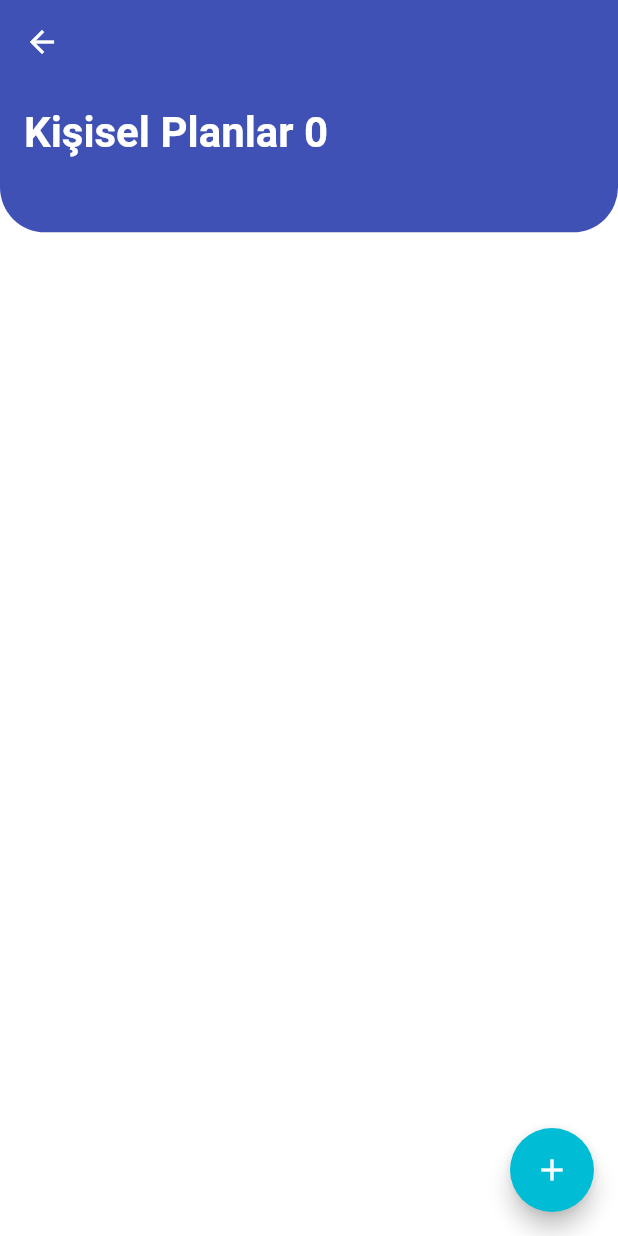
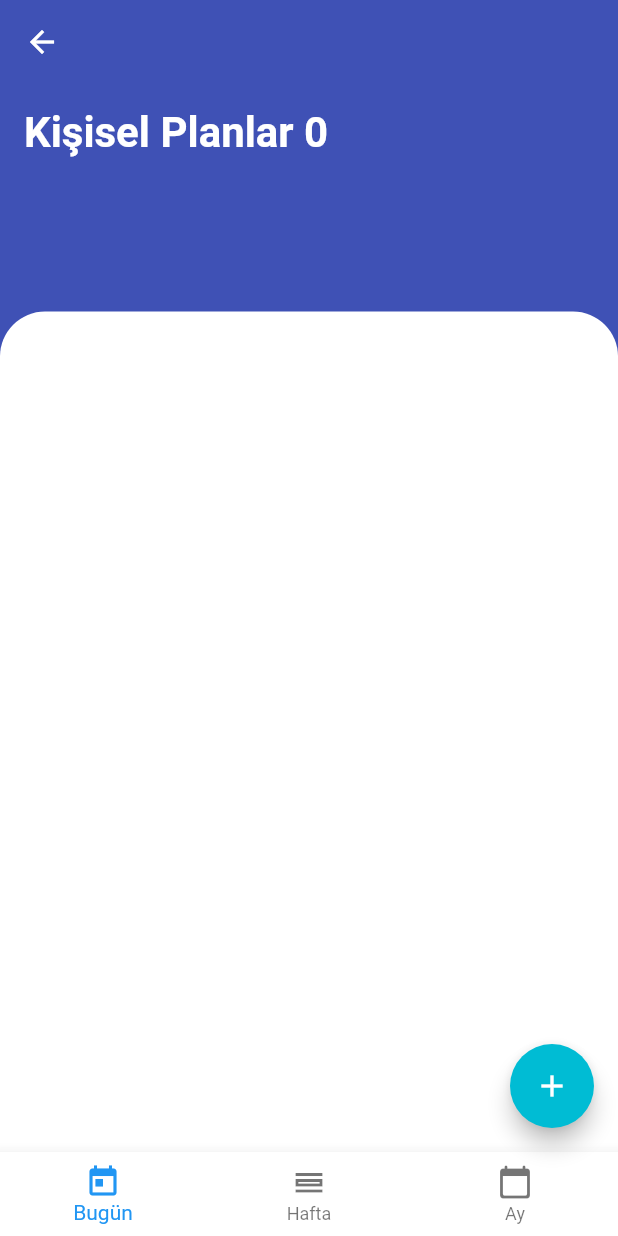
Before and after one commit to fatihinho/planyapp, a Flutter app: the screen it shows after launch, after a tap on "10", on a phone screen of 412 x 824 dp. Run offline on Flutter 3.47's test engine with Material 2 defaults, Android fonts, the phone set to English and light mode, and no system bars.

Commit message:
added bottom nav bar

```diff
--- a/lib/src/screens/todo_screen.dart
+++ b/lib/src/screens/todo_screen.dart
@@ -11,11 +11,6 @@ class TodoScreen extends StatelessWidget {
     var screenWidth = size.width;
 
     return Scaffold(
-        floatingActionButton: FloatingActionButton(
-          backgroundColor: Colors.cyan,
-          child: Icon(Icons.add),
-          onPressed: () {},
-        ),
       appBar: AppBar(
         elevation: 0.0,
         backgroundColor: Colors.indigo,
@@ -23,11 +18,9 @@ class TodoScreen extends StatelessWidget {
       body: Stack(
         children: [
           Container(
-              color: Colors.white,
-            ),
-            Container(
-              height: screenHeight * 0.12,
             width: screenWidth,
+            height: screenHeight,
+            color: Colors.indigo,
             child: Padding(
               padding: const EdgeInsets.all(16.0),
               child: Text(
@@ -38,13 +31,33 @@ class TodoScreen extends StatelessWidget {
                     color: Colors.white),
               ),
             ),
+          ),
+          Align(
+            alignment: Alignment.bottomCenter,
+            child: Container(
+              height: screenHeight * 0.68,
               decoration: BoxDecoration(
-                  color: Colors.indigo,
+                  color: Colors.white,
                   borderRadius: BorderRadius.only(
-                      bottomRight: Radius.circular(30.0),
-                      bottomLeft: Radius.circular(30.0))),
+                      topLeft: Radius.circular(30.0),
+                      topRight: Radius.circular(30.0))),
+            ),
           )
         ],
-        ));
+      ),
+      floatingActionButton: FloatingActionButton(
+        backgroundColor: Colors.cyan,
+        child: Icon(Icons.add),
+        onPressed: () {},
+      ),
+      bottomNavigationBar:
+          BottomNavigationBar(backgroundColor: Colors.white, items: [
+        BottomNavigationBarItem(label: 'Bugün', icon: Icon(Icons.today)),
+        BottomNavigationBarItem(
+            label: 'Hafta', icon: Icon(Icons.calendar_view_day_outlined)),
+        BottomNavigationBarItem(
+            label: 'Ay', icon: Icon(Icons.calendar_today_rounded)),
+      ]),
+    );
   }
 }
```
Lines whose indentation alone changed are shown as unchanged.
